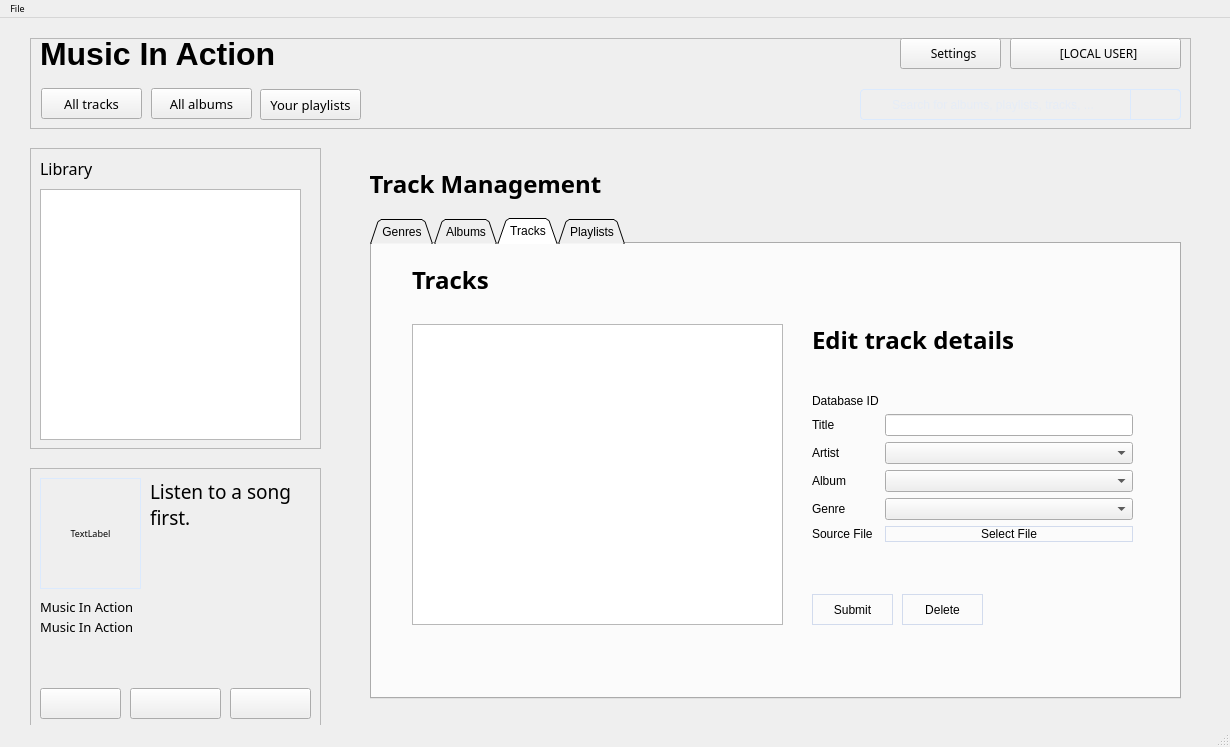
This is mainwindow.ui in AlexDev404/GUIFinalProject as Qt 5 draws it before an edit. The edited form follows.
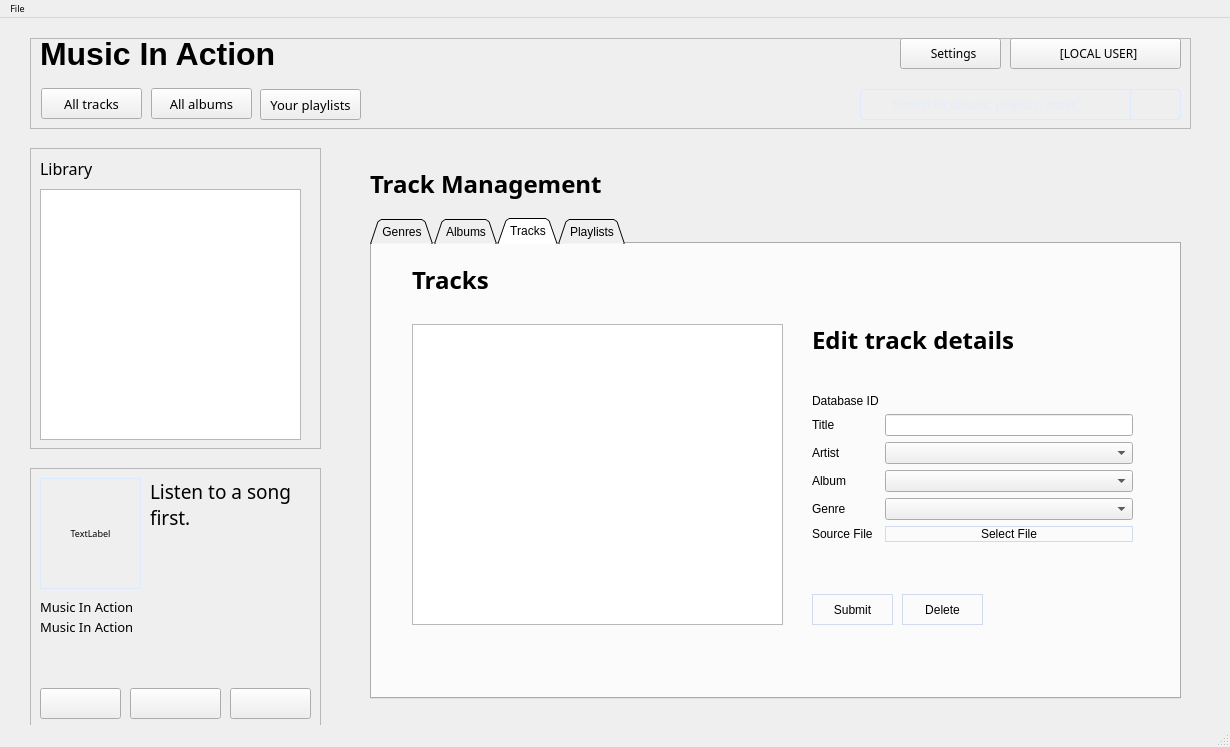
This is the edited form. The open tabs and pages were chosen to show the change. Icons and pictures are not drawn.

```diff
--- a/mainwindow.ui
+++ b/mainwindow.ui
@@ -528,7 +528,7 @@
           <x>440</x>
           <y>150</y>
           <width>321</width>
-          <height>176</height>
+          <height>198</height>
          </rect>
         </property>
         <layout class="QFormLayout" name="formLayout_8">
@@ -771,7 +771,7 @@
        <rect>
         <x>20</x>
         <y>20</y>
-        <width>231</width>
+        <width>801</width>
         <height>31</height>
        </rect>
       </property>
@@ -786,7 +786,7 @@
        <string>Track Management</string>
       </property>
       <property name="alignment">
-       <set>Qt::AlignCenter</set>
+       <set>Qt::AlignLeading|Qt::AlignLeft|Qt::AlignVCenter</set>
       </property>
      </widget>
     </widget>
@@ -1530,7 +1530,7 @@
       <rect>
        <x>10</x>
        <y>10</y>
-       <width>63</width>
+       <width>261</width>
        <height>21</height>
       </rect>
      </property>
```
Left out of the diff: 22 changed lines with no effect on the pictures.
